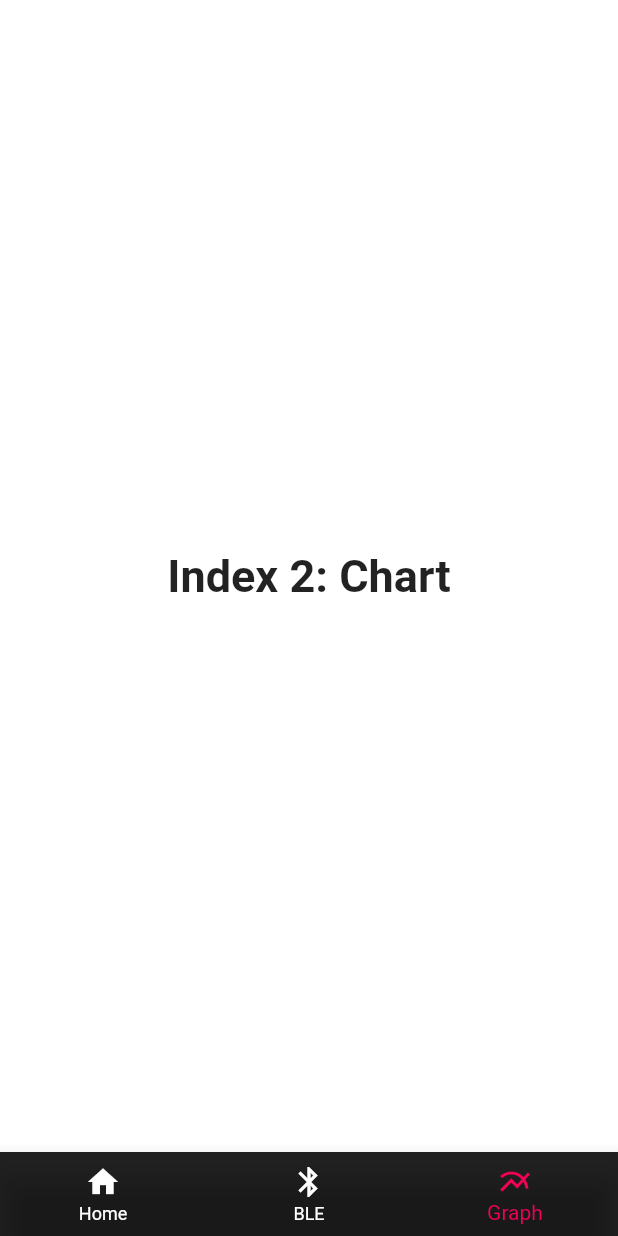
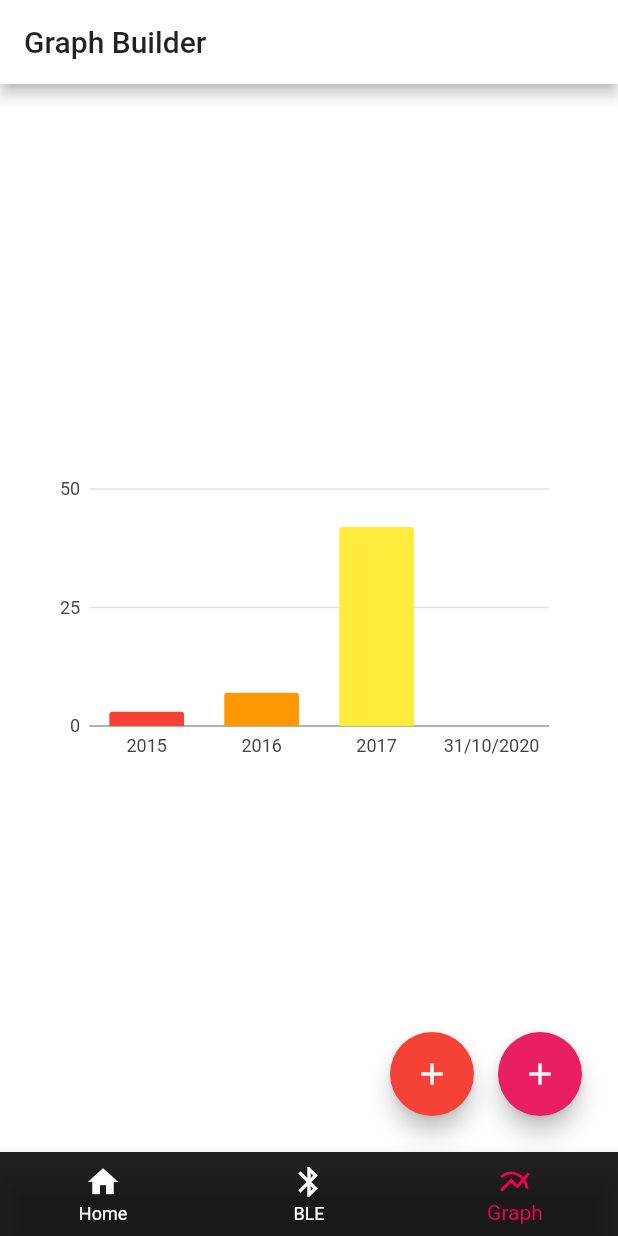
Before and after one commit to zaitera/Glove-Reader-Flutter, a Flutter app: the screen it shows after launch, item 3 of the bottom bar chosen, on a phone screen of 412 x 824 dp. Run offline on Flutter 3.47's test engine with Material 2 defaults, Android fonts, the phone set to English and light mode, and no system bars; our stand-ins replace charts_flutter, csv, flutter_blue, permission_handler.

Commit message:
graph screen

```diff
--- a/lib/components/menu/menu.dart
+++ b/lib/components/menu/menu.dart
@@ -3,6 +3,7 @@ import 'package:flutter_blue/flutter_blue.dart';
 
 import 'package:glove_reader/screens/BluetoothOffScreen/BluetoothOffScreen.dart';
 import 'package:glove_reader/screens/FindDevicesScreen/FindDevicesScreen.dart';
+import 'package:glove_reader/screens/graph_screen/graph_screen.dart';
 
 /// This is the stateful widget that the main application instantiates.
 class Menu extends StatefulWidget {
@@ -24,14 +25,7 @@ class _MenuState extends State<Menu> {
       style: optionStyle,
     ),
     StreamBuilder<BluetoothState>(
-        stream: FlutterBlue.instance.state.asBroadcastStream(
-          onListen: (subscription) {
-            return;
-          },
-          onCancel: (subscription) {
-            return;
-          },
-        ),
+        stream: FlutterBlue.instance.state,
         initialData: BluetoothState.unknown,
         builder: (c, snapshot) {
           final state = snapshot.data;
@@ -40,10 +34,9 @@ class _MenuState extends State<Menu> {
           }
           return BluetoothOffScreen(state: state);
         }),
-    Text(
-      'Index 2: Chart',
-      style: optionStyle,
-    ),
+    Scaffold(
+      body: new GraphScreen(),
+    )
   ];
 
   // void _blueToothState(isItOn) {
--- a/lib/screens/FindDevicesScreen/FindDevicesScreen.dart
+++ b/lib/screens/FindDevicesScreen/FindDevicesScreen.dart
@@ -19,7 +19,7 @@ class FindDevicesScreen extends StatelessWidget {
           child: Column(
             children: <Widget>[
               StreamBuilder<List<BluetoothDevice>>(
-                stream: Stream.periodic(Duration(seconds: 2))
+                stream: Stream.periodic(Duration(seconds: 3))
                     .asyncMap((_) => FlutterBlue.instance.connectedDevices),
                 initialData: [],
                 builder: (c, snapshot) => Column(
--- /dev/null
+++ b/lib/screens/graph_screen/graph_screen.dart
@@ -0,0 +1,120 @@
+import 'package:flutter/material.dart';
+import 'package:charts_flutter/flutter.dart' as charts;
+import 'package:glove_reader/themes/style.dart';
+import 'package:intl/intl.dart';
+
+class GraphScreen extends StatelessWidget {
+  @override
+  Widget build(BuildContext context) {
+    return new MaterialApp(
+      title: 'Graph Builder',
+      theme: appTheme(),
+      home: new MyHomePage(title: 'Graph Builder'),
+    );
+  }
+}
+
+class MyHomePage extends StatefulWidget {
+  MyHomePage({Key key, this.title}) : super(key: key);
+
+  final String title;
+
+  @override
+  _MyHomePageState createState() => new _MyHomePageState();
+}
+
+class ClicksPerYear {
+  final String year;
+  int clicks;
+  final charts.Color color;
+
+  ClicksPerYear(this.year, this.clicks, Color color)
+      : this.color = new charts.Color(
+            r: color.red, g: color.green, b: color.blue, a: color.alpha);
+
+  incrementClick() {
+    clicks++;
+  }
+}
+
+class _MyHomePageState extends State<MyHomePage> {
+  var currentTime = DateFormat('dd/MM/yyyy').format(DateTime.now());
+  Map<String, ClicksPerYear> data;
+
+  @override
+  void initState() {
+    data = {
+      '2015': ClicksPerYear('2015', 3, Colors.red),
+      '2016': ClicksPerYear('2016', 7, Colors.orange),
+      '2017': ClicksPerYear('2017', 42, Colors.yellow),
+      '$currentTime': ClicksPerYear('$currentTime', 0, Colors.green),
+    };
+    super.initState();
+  }
+
+  @override
+  Widget build(BuildContext context) {
+    var series = [
+      new charts.Series(
+          domainFn: (ClicksPerYear clickData, _) => clickData.year,
+          measureFn: (ClicksPerYear clickData, _) => clickData.clicks,
+          colorFn: (ClicksPerYear clickData, _) => clickData.color,
+          id: 'Clicks',
+          data: data.values.toList()),
+    ];
+    var chart = new charts.BarChart(
+      series,
+      animate: true,
+    );
+
+    var chartWidget = new Padding(
+      padding: new EdgeInsets.all(32.0),
+      child: new SizedBox(
+        height: 200.0,
+        child: chart,
+      ),
+    );
+
+    return new Scaffold(
+      appBar: new AppBar(
+        title: new Text(widget.title),
+      ),
+      body: new Center(child: chartWidget),
+      floatingActionButton: Row(
+        mainAxisAlignment: MainAxisAlignment.end,
+        children: <Widget>[
+          Padding(
+            padding: const EdgeInsets.all(8.0),
+            child: FloatingActionButton(
+              onPressed: () {
+                setState(() {
+                  data.putIfAbsent(
+                      '2012', () => ClicksPerYear('2012', 42, Colors.teal));
+                });
+              },
+              child: Icon(
+                Icons.add,
+              ),
+              backgroundColor: Colors.red,
+            ),
+          ),
+          Padding(
+            padding: const EdgeInsets.all(8.0),
+            child: FloatingActionButton(
+              onPressed: () {
+                setState(() {
+                  DateTime now = DateTime.now();
+                  currentTime = DateFormat('dd/MM/yyyy').format(now);
+                  data[currentTime].incrementClick();
+                });
+              },
+              child: Icon(
+                Icons.add,
+              ),
+            ),
+          ),
+        ],
+      ),
+    );
+  }
+}
--- a/pubspec.yaml
+++ b/pubspec.yaml
@@ -11,6 +11,8 @@ dependencies:
   path_provider: ^0.4.1
   permission_handler: ^5.0.1
   flutter_bloc: ^6.0.6
+  intl: ^0.15.7
+  charts_flutter: ^0.8.1
   flutter:
     sdk: flutter
 
```
Also changed, not shown: 1 other file.
